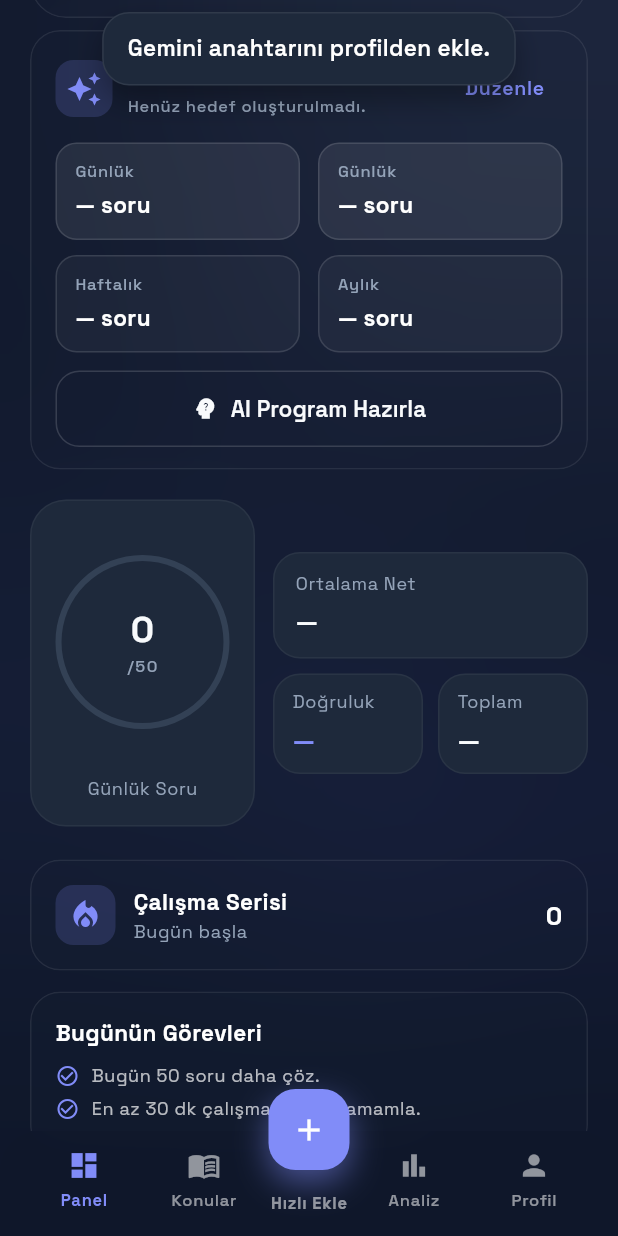
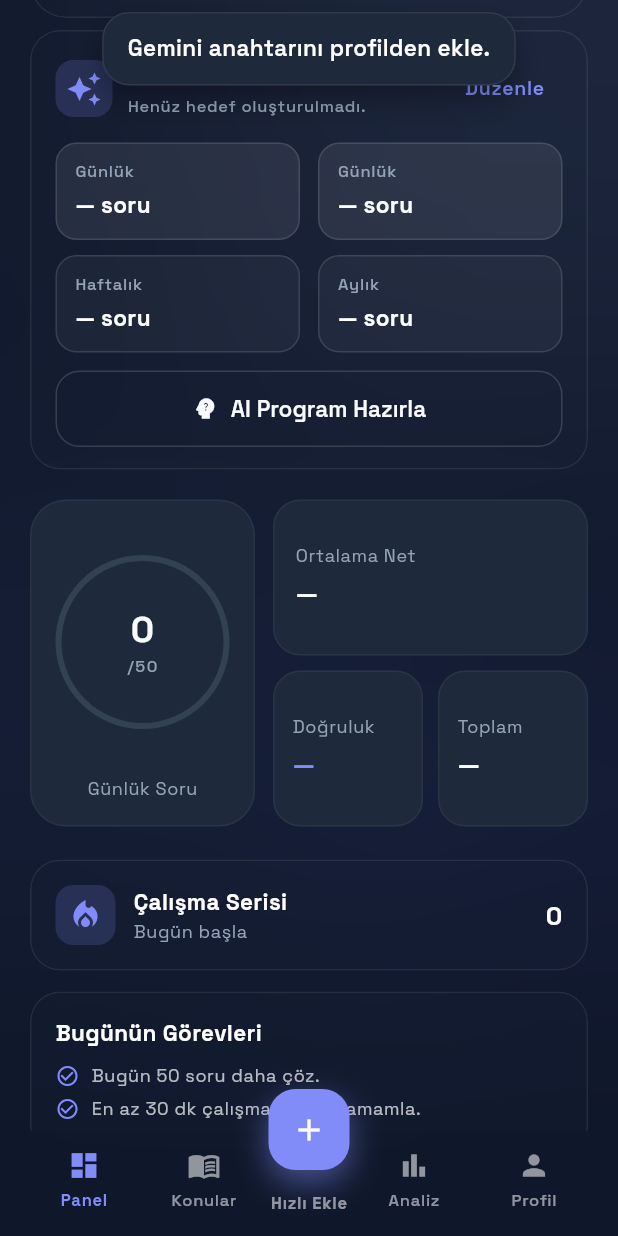
Before and after one commit to Vyr0-the-dev/kistas, a Flutter app: the screen it shows after launch, scrolled down 576 dp, after a tap on "AI Program Hazırla", on a phone screen of 412 x 824 dp. Run offline on Flutter 3.47's test engine with Material 3 defaults, Android fonts, the phone set to English and light mode, and no system bars; our stand-ins replace file_picker, flutter_local_notifications, flutter_markdown, flutter_timezone, google_fonts, share_plus and 2 more.

Commit message:
fix: ai model update, icon case sensitivity and home screen layout alignment

```diff
--- a/lib/screens/analysis_screen.dart
+++ b/lib/screens/analysis_screen.dart
@@ -374,7 +374,7 @@ Seçili kadans: ${_cadenceLabel(cadence)}
   try {
     final client = GeminiClient();
     final model = repository.geminiModel.value.isEmpty
-        ? 'gemini-1.5-flash'
+        ? 'gemini-1.5-flash-latest'
         : repository.geminiModel.value;
 
     debugPrint('AnalizScreen: Kullanılacak Model: $model');
@@ -474,7 +474,7 @@ KPSS P3 soru analizi yap. Hatalı eğilimleri ve hız/performans darboğazını
   try {
     final client = GeminiClient();
     final model = repository.geminiModel.value.isEmpty
-        ? 'gemini-1.5-flash'
+        ? 'gemini-1.5-flash-latest'
         : repository.geminiModel.value;
 
     debugPrint('AnalizScreen: Kullanılacak Model: $model');
@@ -558,7 +558,7 @@ Bülteni Markdown formatında, paylaşılmaya uygun şık bir şekilde yaz.
   try {
     final client = GeminiClient();
     final model = repository.geminiModel.value.isEmpty
-        ? 'gemini-1.5-flash'
+        ? 'gemini-1.5-flash-latest'
         : repository.geminiModel.value;
 
     final result = await client.generateText(
--- a/lib/screens/home_screen.dart
+++ b/lib/screens/home_screen.dart
@@ -1458,7 +1458,9 @@ class _PerformanceRow extends StatelessWidget {
 
   @override
   Widget build(BuildContext context) {
-    return Row(
+    return IntrinsicHeight(
+      child: Row(
+        crossAxisAlignment: CrossAxisAlignment.stretch,
         children: [
           Expanded(
             flex: 5,
@@ -1472,7 +1474,8 @@ class _PerformanceRow extends StatelessWidget {
             flex: 7,
             child: Column(
               children: [
-              _StatCard(
+                Expanded(
+                  child: _StatCard(
                     label: 'Ortalama Net',
                     value: avgNet == null ? '—' : avgNet!.toStringAsFixed(1),
                     trailing: avgNet == null
@@ -1483,8 +1486,10 @@ class _PerformanceRow extends StatelessWidget {
                             positive: avgNet! >= 0,
                           ),
                   ),
+                ),
                 SizedBox(height: 10),
-              Row(
+                Expanded(
+                  child: Row(
                     children: [
                       Expanded(
                         child: _MiniStatCard(
@@ -1506,10 +1511,12 @@ class _PerformanceRow extends StatelessWidget {
                       ),
                     ],
                   ),
-            ],
-          ),
-        ),
-      ],
+                ),
+              ],
+            ),
+          ),
+        ],
+      ),
     );
   }
 }
@@ -1591,6 +1598,7 @@ class _StatCard extends StatelessWidget {
   @override
   Widget build(BuildContext context) {
     return Container(
+      width: double.infinity,
       padding: const EdgeInsets.symmetric(horizontal: 14, vertical: 12),
       decoration: BoxDecoration(
         color: AppColors.of(context).surface,
@@ -1600,8 +1608,10 @@ class _StatCard extends StatelessWidget {
       child: Row(
         mainAxisAlignment: MainAxisAlignment.spaceBetween,
         children: [
-          Column(
+          Expanded(
+            child: Column(
               crossAxisAlignment: CrossAxisAlignment.start,
+              mainAxisAlignment: MainAxisAlignment.center,
               children: [
                 Text(
                   label,
@@ -1617,6 +1627,7 @@ class _StatCard extends StatelessWidget {
                       ),
                 ),
               ],
+            ),
           ),
           if (trailing != null) trailing!,
         ],
@@ -1675,6 +1686,8 @@ class _MiniStatCard extends StatelessWidget {
   @override
   Widget build(BuildContext context) {
     return Container(
+      width: double.infinity,
+      height: double.infinity,
       padding: const EdgeInsets.symmetric(horizontal: 12, vertical: 10),
       decoration: BoxDecoration(
         color: AppColors.of(context).surface,
@@ -1683,6 +1696,7 @@ class _MiniStatCard extends StatelessWidget {
       ),
       child: Column(
         crossAxisAlignment: CrossAxisAlignment.start,
+        mainAxisAlignment: MainAxisAlignment.center,
         children: [
           Text(
             label,
@@ -1905,7 +1919,7 @@ class _KpssCountdownCard extends StatelessWidget {
               crossAxisAlignment: CrossAxisAlignment.start,
               children: [
                 Text(
-                  'KPSS 2026',
+                  'KPSS 2026 GK-GY',
                   style: Theme.of(context).textTheme.labelSmall?.copyWith(
                         color: AppColors.of(context).textSecondary,
                         fontWeight: FontWeight.w700,
@@ -1925,8 +1939,8 @@ class _KpssCountdownCard extends StatelessWidget {
           ),
           if (!isPassed)
             _MiniProgressIndicator(
-              total: 365, // Assume a year cycle for visualization
-              remaining: days,
+              total: 365,
+              remaining: 365 - days,
               color: AppColors.of(context).primary,
             ),
         ],
@@ -2570,7 +2584,7 @@ Veriler:
   try {
     final client = GeminiClient();
     final model = repository.geminiModel.value.isEmpty
-        ? 'gemini-1.5-flash'
+        ? 'gemini-1.5-flash-latest'
         : repository.geminiModel.value;
     final result = await client.generateText(
       apiKey: apiKey,
@@ -2658,7 +2672,7 @@ Kullanıcı ihtiyacı: ${userNeed.trim()}
   try {
     final client = GeminiClient();
     final model = repository.geminiModel.value.isEmpty
-        ? 'gemini-1.5-flash'
+        ? 'gemini-1.5-flash-latest'
         : repository.geminiModel.value;
     final result = await client.generateText(
       apiKey: apiKey,
@@ -2726,7 +2740,7 @@ Not: dailyGoal 20-300 aralığında olsun.
   try {
     final client = GeminiClient();
     final model = repository.geminiModel.value.isEmpty
-        ? 'gemini-1.5-flash'
+        ? 'gemini-1.5-flash-latest'
         : repository.geminiModel.value;
     final result = await client.generateText(
       apiKey: apiKey,
--- a/lib/screens/profile_screen.dart
+++ b/lib/screens/profile_screen.dart
@@ -1236,7 +1236,7 @@ Gerçekçi ol, mevcut performansın %10-20 üzerine çıkmayı hedefle.
   try {
     final client = GeminiClient();
     final model = repository.geminiModel.value.isEmpty
-        ? 'gemini-1.5-flash'
+        ? 'gemini-1.5-flash-latest'
         : repository.geminiModel.value;
     final result = await client.generateText(
       apiKey: apiKey,
--- a/lib/screens/quick_add_screen.dart
+++ b/lib/screens/quick_add_screen.dart
@@ -291,7 +291,7 @@ Future<void> _openSmartAdd(BuildContext context) async {
   try {
     final client = GeminiClient();
     final model = repository.geminiModel.value.isEmpty
-        ? 'gemini-1.5-flash'
+        ? 'gemini-1.5-flash-latest'
         : repository.geminiModel.value;
 
     final prompt = '''
--- a/lib/screens/topic_detail_screen.dart
+++ b/lib/screens/topic_detail_screen.dart
@@ -922,7 +922,7 @@ class _ActionButtons extends StatelessWidget {
             if (cards.isNotEmpty)
               ElevatedButton.icon(
                 onPressed: () => _openFlashcards(context, cards, topic.title),
-                icon: Icon(Icons.Style),
+                icon: Icon(Icons.style),
                 label: Text('Bilgi Kartlarını Çalış (${cards.length})'),
                 style: ElevatedButton.styleFrom(
                   backgroundColor: AppColors.of(context).success.withOpacity(0.8),
@@ -1008,7 +1008,7 @@ KPSS P3 "${topic.title}" (${topic.subject}) konusu için özel çalışma rehber
   try {
     final client = GeminiClient();
     final model = repository.geminiModel.value.isEmpty
-        ? 'gemini-1.5-flash'
+        ? 'gemini-1.5-flash-latest'
         : repository.geminiModel.value;
 
     final result = await client.generateText(
@@ -1081,7 +1081,7 @@ Sorular kısa, öz ve sınavda çıkabilecek kritik bilgiler olsun.
   try {
     final client = GeminiClient();
     final model = repository.geminiModel.value.isEmpty
-        ? 'gemini-1.5-flash'
+        ? 'gemini-1.5-flash-latest'
         : repository.geminiModel.value;
 
     final result = await client.generateText(
--- a/lib/services/app_repository.dart
+++ b/lib/services/app_repository.dart
@@ -42,7 +42,7 @@ class AppRepository {
         geminiApiKey = ValueNotifier<String>(''),
         geminiModel = ValueNotifier<String>(''),
         themeKey = ValueNotifier<String>('midnight'),
-        examDate = ValueNotifier<DateTime>(DateTime(2026, 7, 19)),
+        examDate = ValueNotifier<DateTime>(DateTime(2026, 9, 6)),
         aiGoalCadence = ValueNotifier<String>('daily'),
         aiNotificationsEnabled = ValueNotifier<bool>(false),
         aiGoalTargets = ValueNotifier<Map<String, int>>({}),
@@ -443,7 +443,7 @@ class AppRepository {
     themeKey.value = _prefs.getString(_themeKey) ?? 'midnight';
     final examDateRaw = _prefs.getString(_examDateKey);
     if (examDateRaw != null) {
-      examDate.value = DateTime.tryParse(examDateRaw) ?? DateTime(2026, 7, 19);
+      examDate.value = DateTime.tryParse(examDateRaw) ?? DateTime(2026, 9, 6);
     }
 
     debugPrint('AppRepository: Yüklendi. API Key var mı: ${geminiApiKey.value.isNotEmpty}, Model: ${geminiModel.value}');
--- a/lib/services/gemini_client.dart
+++ b/lib/services/gemini_client.dart
@@ -47,7 +47,7 @@ class GeminiClient {
   Future<String> generateText({
     required String apiKey,
     required String prompt,
-    String model = 'gemini-1.5-flash',
+    String model = 'gemini-1.5-flash-latest',
   }) async {
     debugPrint('GeminiClient: generateText çağrıldı. Model: $model');
     final uri = Uri.parse(
```
Also changed, not shown: image.png (added). Lines whose indentation alone changed are shown as unchanged.
